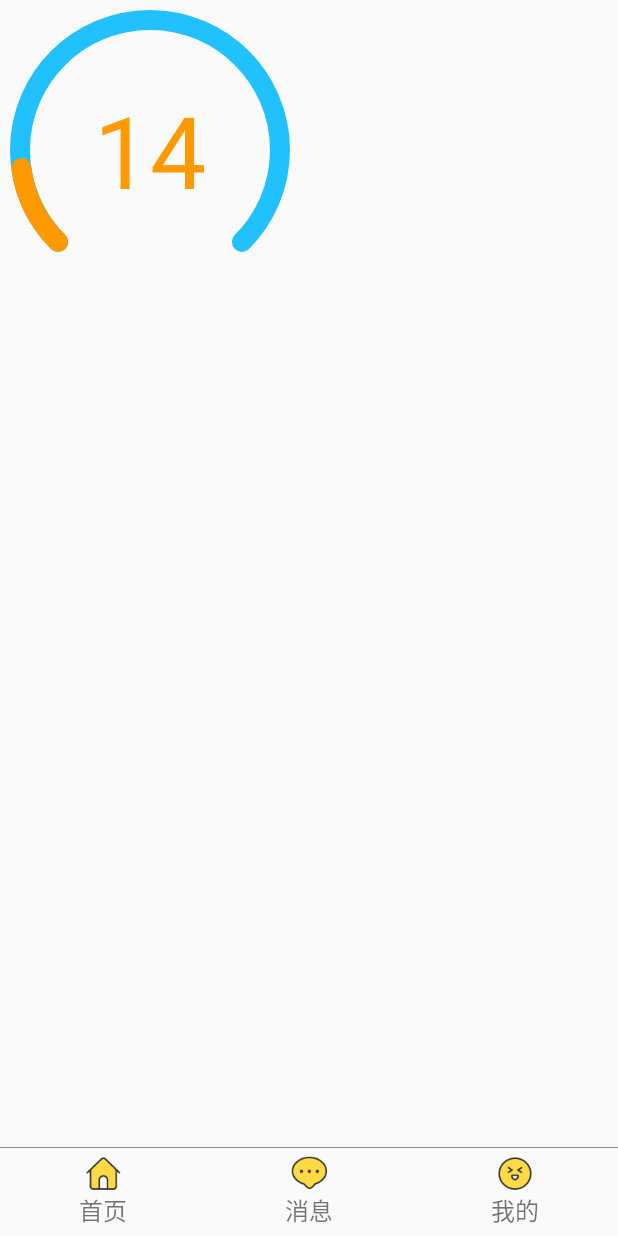
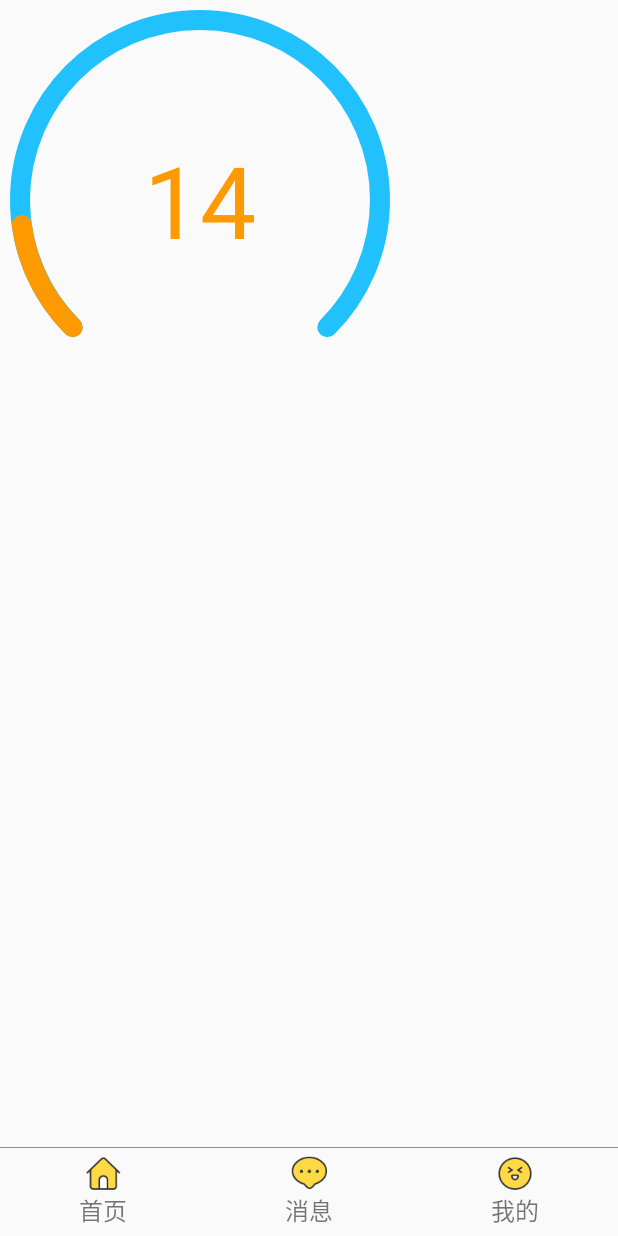
Before and after one commit to wjygg/ComponentBased, an Android app: the screen it shows after launch (HomeActivity), on a phone screen of 412 x 824 dp. Run offline under Robolectric (Android 15) with nearby library versions, the light colour scheme and no system bars; our stand-ins replace ButterKnife.

Commit message:
自定义滑动变色控件

```diff
--- a/app/src/main/res/layout/fragment_home_layout.xml
+++ b/app/src/main/res/layout/fragment_home_layout.xml
@@ -1,5 +1,5 @@
 <?xml version="1.0" encoding="utf-8"?>
-<LinearLayout xmlns:android="http://schemas.android.com/apk/res/android"
+<RelativeLayout xmlns:android="http://schemas.android.com/apk/res/android"
     xmlns:app="http://schemas.android.com/apk/res-auto"
     android:layout_width="match_parent"
     android:layout_height="match_parent">
@@ -10,20 +10,24 @@
         app:QQViewOutnerColor="@color/blue_30"
         app:QQViewTextColor="@color/orange"
         app:QQViewText="5000"
-        android:layout_width="200dp"
-        android:layout_height="200dp"
-        android:id="@+id/QQView"></com.example.wangjingyun.componentbased.widget.QQView>
+        android:layout_width="400px"
+        android:layout_height="400px"
+        android:id="@+id/QQView"
+        android:layout_alignParentTop="true"
+        android:layout_alignParentLeft="true"
+        android:layout_alignParentStart="true"></com.example.wangjingyun.componentbased.widget.QQView>
 
-    <!-- <com.example.wangjingyun.componentbased.widget.TestTextView
+
+    <!--<com.example.wangjingyun.componentbased.widget.TestTextView
         app:TestTextViewText="hello word"
         app:TestTextViewTextColor="@color/orange"
         app:TestTextViewTextSize="18sp"
         android:padding="10dp"
-         android:layout_width="wrap_content"
+        android:layout_centerInParent="true"
+        android:layout_width="match_parent"
         android:layout_height="wrap_content"
         android:background="@color/blue_30"
         android:id="@+id/testTextView">
 
-
     </com.example.wangjingyun.componentbased.widget.TestTextView>-->
-</LinearLayout>
+</RelativeLayout>
```
Also changed, not shown: app/src/main/java/com/example/wangjingyun/componentbased/widget/QQView.java (+4 -3 lines), app/src/main/java/com/example/wangjingyun/componentbased/widget/SlidingDiscolorationTextView.java (added, +107 -0 lines), app/src/main/res/layout/fragment_message_layout.xml (+10 -5 lines), app/src/main/res/values/attrs.xml (+7 -0 lines). Lines whose indentation alone changed are shown as unchanged.
